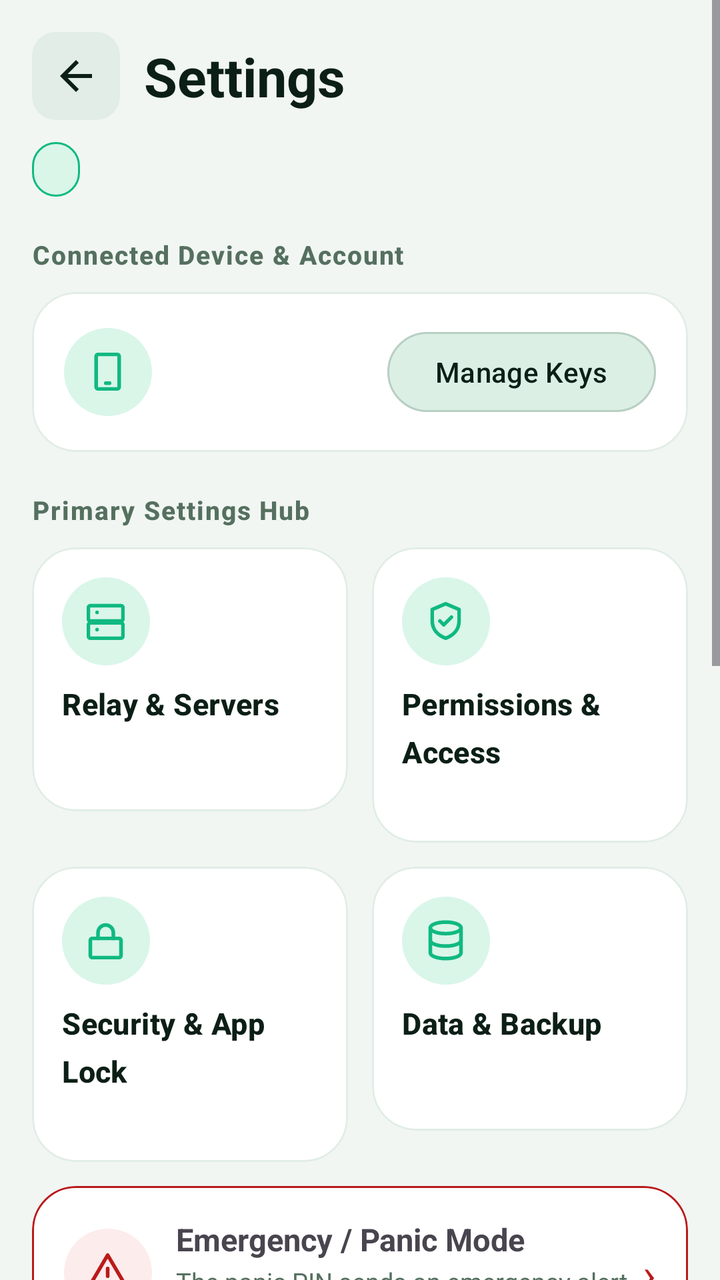
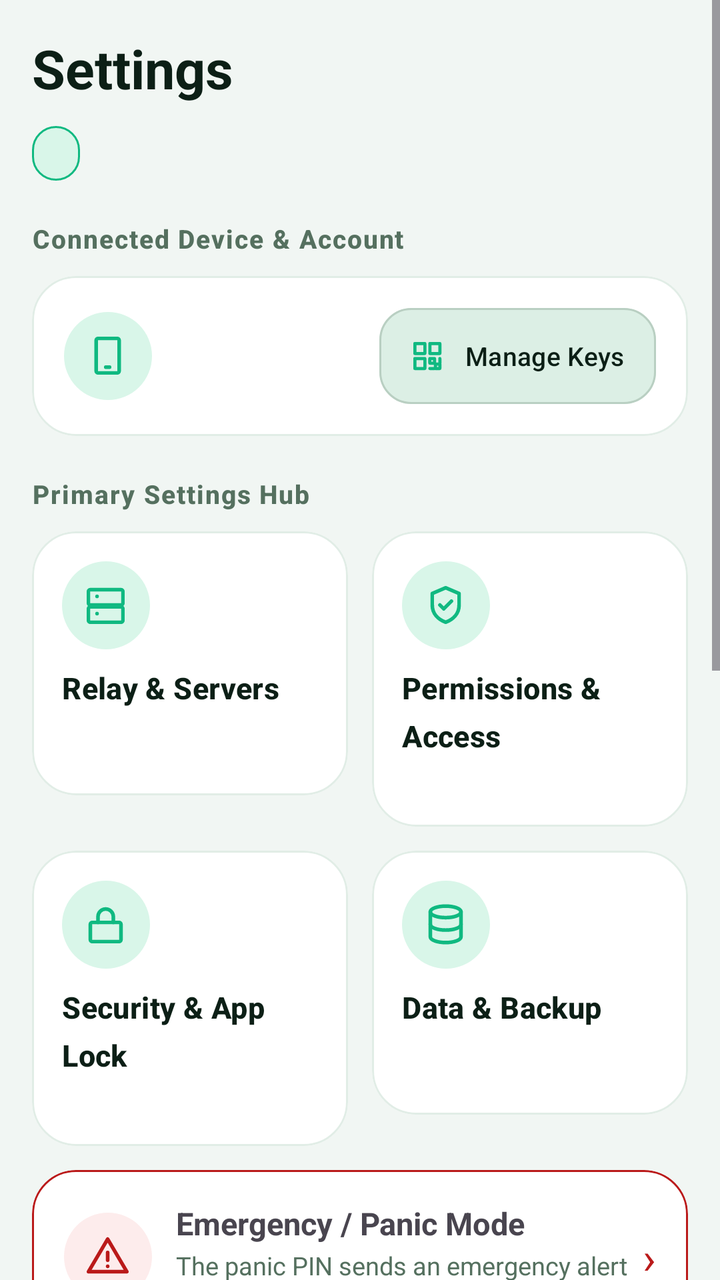

Screens rendered from an Android XML layout before and after an edit, with the pre-edit source and the edit as a unified diff.
<!-- AndroidManifest.xml: application theme Theme.PhoneLink -->
<!-- res/layout/page_settings.xml -->
<?xml version="1.0" encoding="utf-8"?>
<ScrollView xmlns:android="http://schemas.android.com/apk/res/android"
    xmlns:app="http://schemas.android.com/apk/res-auto"
    android:layout_width="match_parent"
    android:layout_height="match_parent">

    <LinearLayout
        android:layout_width="match_parent"
        android:layout_height="wrap_content"
        android:orientation="vertical"
        android:padding="16dp">

        <LinearLayout
            android:layout_width="match_parent"
            android:layout_height="wrap_content"
            android:gravity="center_vertical"
            android:orientation="horizontal">

            <ImageButton
                android:id="@+id/btnSettingsBack"
                android:layout_width="44dp"
                android:layout_height="44dp"
                android:background="@drawable/bg_back_chip"
                android:contentDescription="@string/btn_back"
                android:padding="10dp"
                android:src="@drawable/ic_arrow_back"
                android:tint="?attr/colorOnSurface" />

            <TextView
                style="@style/PL.H1"
                android:layout_width="0dp"
                android:layout_marginStart="12dp"
                android:layout_weight="1"
                android:text="@string/nav_settings" />
        </LinearLayout>

        <TextView
            android:id="@+id/tvSetPill"
            style="@style/PL.Pill"
            android:layout_marginTop="11dp" />

        <TextView
            style="@style/PL.SecTitle"
            android:layout_marginTop="20dp"
            android:layout_marginBottom="10dp"
            android:text="@string/set_device_card" />

        <com.google.android.material.card.MaterialCardView
            android:layout_width="match_parent"
            android:layout_height="wrap_content">

            <LinearLayout
                android:layout_width="match_parent"
                android:layout_height="wrap_content"
                android:gravity="center_vertical"
                android:orientation="horizontal"
                android:padding="16dp">

                <FrameLayout
                    android:layout_width="44dp"
                    android:layout_height="44dp"
                    android:background="@drawable/bg_icon_circle">

                    <ImageView
                        android:layout_width="23dp"
                        android:layout_height="23dp"
                        android:layout_gravity="center"
                        android:contentDescription="@null"
                        android:src="@drawable/ic_phone" />
                </FrameLayout>

                <LinearLayout
                    android:layout_width="0dp"
                    android:layout_height="wrap_content"
                    android:layout_marginStart="12dp"
                    android:layout_weight="1"
                    android:orientation="vertical">

                    <TextView
                        android:id="@+id/tvHubDevice"
                        android:layout_width="match_parent"
                        android:layout_height="wrap_content"
                        android:textSize="15.5sp"
                        android:textStyle="bold" />

                    <TextView
                        android:id="@+id/tvHubDeviceSub"
                        android:layout_width="match_parent"
                        android:layout_height="wrap_content"
                        android:layout_marginTop="3dp"
                        android:textColor="?attr/colorOnSurfaceVariant"
                        android:textSize="12.5sp" />
                </LinearLayout>

                <com.google.android.material.button.MaterialButton
                    android:id="@+id/btnHubKeys"
                    style="@style/PL.BtnGhost"
                    android:layout_width="wrap_content"
                    android:layout_height="wrap_content"
                    android:text="@string/set_manage_keys" />
            </LinearLayout>
        </com.google.android.material.card.MaterialCardView>

        <TextView
            style="@style/PL.SecTitle"
            android:layout_marginTop="20dp"
            android:layout_marginBottom="10dp"
            android:text="@string/set_hub" />

        <LinearLayout
            android:layout_width="match_parent"
            android:layout_height="wrap_content"
            android:orientation="horizontal">

            <com.google.android.material.card.MaterialCardView
                android:id="@+id/tileHubRelay"
                android:layout_width="0dp"
                android:layout_height="wrap_content"
                android:layout_marginEnd="6dp"
                android:layout_weight="1"
                android:clickable="true"
                android:focusable="true">

                <LinearLayout
                    android:layout_width="match_parent"
                    android:layout_height="wrap_content"
                    android:minHeight="132dp"
                    android:orientation="vertical"
                    android:padding="15dp">

                    <FrameLayout
                        android:layout_width="44dp"
                        android:layout_height="44dp"
                        android:background="@drawable/bg_icon_circle">

                        <ImageView
                            android:layout_width="23dp"
                            android:layout_height="23dp"
                            android:layout_gravity="center"
                            android:contentDescription="@null"
                            android:src="@drawable/ic_server" />
                    </FrameLayout>

                    <TextView
                        style="@style/PL.TileTitle"
                        android:layout_marginTop="9dp"
                        android:text="@string/set_relay"
                        android:textSize="15sp" />

                    <TextView
                        android:id="@+id/tvHubRelaySub"
                        android:layout_width="match_parent"
                        android:layout_height="wrap_content"
                        android:layout_marginTop="4dp"
                        android:textColor="?attr/colorOnSurfaceVariant"
                        android:textSize="12sp" />
                </LinearLayout>
            </com.google.android.material.card.MaterialCardView>

            <com.google.android.material.card.MaterialCardView
                android:id="@+id/tileHubPerms"
                android:layout_width="0dp"
                android:layout_height="wrap_content"
                android:layout_marginStart="6dp"
                android:layout_weight="1"
                android:clickable="true"
                android:focusable="true">

                <LinearLayout
                    android:layout_width="match_parent"
                    android:layout_height="wrap_content"
                    android:minHeight="132dp"
                    android:orientation="vertical"
                    android:padding="15dp">

                    <FrameLayout
                        android:layout_width="44dp"
                        android:layout_height="44dp"
                        android:background="@drawable/bg_icon_circle">

                        <ImageView
                            android:layout_width="23dp"
                            android:layout_height="23dp"
                            android:layout_gravity="center"
                            android:contentDescription="@null"
                            android:src="@drawable/ic_shield_check" />
                    </FrameLayout>

                    <TextView
                        style="@style/PL.TileTitle"
                        android:layout_marginTop="9dp"
                        android:text="@string/set_perms"
                        android:textSize="15sp" />

                    <TextView
                        android:id="@+id/tvHubPermsSub"
                        android:layout_width="match_parent"
                        android:layout_height="wrap_content"
                        android:layout_marginTop="4dp"
                        android:textColor="?attr/colorOnSurfaceVariant"
                        android:textSize="12sp" />
                </LinearLayout>
            </com.google.android.material.card.MaterialCardView>
        </LinearLayout>

        <LinearLayout
            android:layout_width="match_parent"
            android:layout_height="wrap_content"
            android:layout_marginTop="12dp"
            android:orientation="horizontal">

            <com.google.android.material.card.MaterialCardView
                android:id="@+id/tileHubSecurity"
                android:layout_width="0dp"
                android:layout_height="wrap_content"
                android:layout_marginEnd="6dp"
                android:layout_weight="1"
                android:clickable="true"
                android:focusable="true">

                <LinearLayout
                    android:layout_width="match_parent"
                    android:layout_height="wrap_content"
                    android:minHeight="132dp"
                    android:orientation="vertical"
                    android:padding="15dp">

                    <FrameLayout
                        android:layout_width="44dp"
                        android:layout_height="44dp"
                        android:background="@drawable/bg_icon_circle">

                        <ImageView
                            android:layout_width="23dp"
                            android:layout_height="23dp"
                            android:layout_gravity="center"
                            android:contentDescription="@null"
                            android:src="@drawable/ic_lock" />
                    </FrameLayout>

                    <TextView
                        style="@style/PL.TileTitle"
                        android:layout_marginTop="9dp"
                        android:text="@string/set_security"
                        android:textSize="15sp" />

                    <TextView
                        android:id="@+id/tvHubSecSub"
                        android:layout_width="match_parent"
                        android:layout_height="wrap_content"
                        android:layout_marginTop="4dp"
                        android:textColor="?attr/colorOnSurfaceVariant"
                        android:textSize="12sp" />
                </LinearLayout>
            </com.google.android.material.card.MaterialCardView>

            <com.google.android.material.card.MaterialCardView
                android:id="@+id/tileHubData"
                android:layout_width="0dp"
                android:layout_height="wrap_content"
                android:layout_marginStart="6dp"
                android:layout_weight="1"
                android:clickable="true"
                android:focusable="true">

                <LinearLayout
                    android:layout_width="match_parent"
                    android:layout_height="wrap_content"
                    android:minHeight="132dp"
                    android:orientation="vertical"
                    android:padding="15dp">

                    <FrameLayout
                        android:layout_width="44dp"
                        android:layout_height="44dp"
                        android:background="@drawable/bg_icon_circle">

                        <ImageView
                            android:layout_width="23dp"
                            android:layout_height="23dp"
                            android:layout_gravity="center"
                            android:contentDescription="@null"
                            android:src="@drawable/ic_db" />
                    </FrameLayout>

                    <TextView
                        style="@style/PL.TileTitle"
                        android:layout_marginTop="9dp"
                        android:text="@string/set_data"
                        android:textSize="15sp" />

                    <TextView
                        android:id="@+id/tvHubDataSub"
                        android:layout_width="match_parent"
                        android:layout_height="wrap_content"
                        android:layout_marginTop="4dp"
                        android:textColor="?attr/colorOnSurfaceVariant"
                        android:textSize="12sp" />
                </LinearLayout>
            </com.google.android.material.card.MaterialCardView>
        </LinearLayout>

        
        <com.google.android.material.card.MaterialCardView
            android:id="@+id/cardHubPanic"
            android:layout_width="match_parent"
            android:layout_height="wrap_content"
            android:layout_marginTop="12dp"
            android:clickable="true"
            android:focusable="true"
            app:strokeColor="?attr/colorError"
            app:strokeWidth="1dp">

            <LinearLayout
                android:layout_width="match_parent"
                android:layout_height="wrap_content"
                android:gravity="center_vertical"
                android:orientation="horizontal"
                android:padding="16dp">

                <FrameLayout
                    android:layout_width="44dp"
                    android:layout_height="44dp"
                    android:background="@drawable/bg_icon_circle_red">

                    <ImageView
                        android:layout_width="23dp"
                        android:layout_height="23dp"
                        android:layout_gravity="center"
                        android:contentDescription="@null"
                        android:src="@drawable/ic_alert_red" />
                </FrameLayout>

                <LinearLayout
                    android:layout_width="0dp"
                    android:layout_height="wrap_content"
                    android:layout_marginStart="12dp"
                    android:layout_weight="1"
                    android:orientation="vertical">

                    <TextView
                        android:layout_width="match_parent"
                        android:layout_height="wrap_content"
                        android:text="@string/set_panic_title"
                        android:textSize="15.5sp"
                        android:textStyle="bold" />

                    <TextView
                        android:layout_width="match_parent"
                        android:layout_height="wrap_content"
                        android:layout_marginTop="2dp"
                        android:text="@string/set_panic_sub"
                        android:textColor="?attr/colorOnSurfaceVariant"
                        android:textSize="12.5sp" />
                </LinearLayout>

                <TextView
                    android:layout_width="wrap_content"
                    android:layout_height="wrap_content"
                    android:text="›"
                    android:textColor="?attr/colorError"
                    android:textSize="22sp" />
            </LinearLayout>
        </com.google.android.material.card.MaterialCardView>

        <TextView
            style="@style/PL.SecTitle"
            android:layout_marginTop="20dp"
            android:layout_marginBottom="10dp"
            android:text="@string/set_forwarding" />

        <com.google.android.material.card.MaterialCardView
            android:id="@+id/cardHubForward"
            android:layout_width="match_parent"
            android:layout_height="wrap_content"
            android:clickable="true"
            android:focusable="true">

            <LinearLayout
                android:layout_width="match_parent"
                android:layout_height="wrap_content"
                android:gravity="center_vertical"
                android:orientation="horizontal"
                android:padding="16dp">

                <FrameLayout
                    android:layout_width="44dp"
                    android:layout_height="44dp"
                    android:background="@drawable/bg_icon_circle">

                    <ImageView
                        android:layout_width="23dp"
                        android:layout_height="23dp"
                        android:layout_gravity="center"
                        android:contentDescription="@null"
                        android:src="@drawable/ic_swap" />
                </FrameLayout>

                <TextView
                    android:id="@+id/tvHubFwd"
                    android:layout_width="0dp"
                    android:layout_height="wrap_content"
                    android:layout_marginStart="12dp"
                    android:layout_weight="1"
                    android:textSize="14sp" />

                <TextView
                    android:layout_width="wrap_content"
                    android:layout_height="wrap_content"
                    android:text="›"
                    android:textColor="?attr/colorOnSurfaceVariant"
                    android:textSize="22sp" />
            </LinearLayout>
        </com.google.android.material.card.MaterialCardView>

        <TextView
            style="@style/PL.SecTitle"
            android:layout_marginTop="20dp"
            android:layout_marginBottom="10dp"
            android:text="@string/set_more" />

        <LinearLayout
            android:layout_width="match_parent"
            android:layout_height="wrap_content"
            android:orientation="horizontal">

            <com.google.android.material.card.MaterialCardView
                android:id="@+id/tileHubGeneral"
                android:layout_width="0dp"
                android:layout_height="wrap_content"
                android:layout_marginEnd="6dp"
                android:layout_weight="1"
                android:clickable="true"
                android:focusable="true">

                <LinearLayout
                    android:layout_width="match_parent"
                    android:layout_height="wrap_content"
                    android:minHeight="104dp"
                    android:orientation="vertical"
                    android:padding="15dp">

                    <FrameLayout
                        android:layout_width="44dp"
                        android:layout_height="44dp"
                        android:background="@drawable/bg_icon_circle">

                        <ImageView
                            android:layout_width="23dp"
                            android:layout_height="23dp"
                            android:layout_gravity="center"
                            android:contentDescription="@null"
                            android:src="@drawable/ic_sliders" />
                    </FrameLayout>

                    <TextView
                        style="@style/PL.TileTitle"
                        android:layout_marginTop="9dp"
                        android:text="@string/cat_general"
                        android:textSize="14.5sp" />
                </LinearLayout>
            </com.google.android.material.card.MaterialCardView>

            <com.google.android.material.card.MaterialCardView
                android:id="@+id/tileHubSmart"
                android:layout_width="0dp"
                android:layout_height="wrap_content"
                android:layout_marginStart="6dp"
                android:layout_weight="1"
                android:clickable="true"
                android:focusable="true">

                <LinearLayout
                    android:layout_width="match_parent"
                    android:layout_height="wrap_content"
                    android:minHeight="104dp"
                    android:orientation="vertical"
                    android:padding="15dp">

                    <FrameLayout
                        android:layout_width="44dp"
                        android:layout_height="44dp"
                        android:background="@drawable/bg_icon_circle">

                        <ImageView
                            android:layout_width="23dp"
                            android:layout_height="23dp"
                            android:layout_gravity="center"
                            android:contentDescription="@null"
                            android:src="@drawable/ic_bulb" />
                    </FrameLayout>

                    <TextView
                        style="@style/PL.TileTitle"
                        android:layout_marginTop="9dp"
                        android:text="@string/cat_smart"
                        android:textSize="14.5sp" />
                </LinearLayout>
            </com.google.android.material.card.MaterialCardView>
        </LinearLayout>

        <LinearLayout
            android:layout_width="match_parent"
            android:layout_height="wrap_content"
            android:layout_marginTop="12dp"
            android:orientation="horizontal">

            <com.google.android.material.card.MaterialCardView
                android:id="@+id/tileHubGroup"
                android:layout_width="0dp"
                android:layout_height="wrap_content"
                android:layout_marginEnd="6dp"
                android:layout_weight="1"
                android:clickable="true"
                android:focusable="true">

                <LinearLayout
                    android:layout_width="match_parent"
                    android:layout_height="wrap_content"
                    android:minHeight="104dp"
                    android:orientation="vertical"
                    android:padding="15dp">

                    <FrameLayout
                        android:layout_width="44dp"
                        android:layout_height="44dp"
                        android:background="@drawable/bg_icon_circle">

                        <ImageView
                            android:layout_width="23dp"
                            android:layout_height="23dp"
                            android:layout_gravity="center"
                            android:contentDescription="@null"
                            android:src="@drawable/ic_users" />
                    </FrameLayout>

                    <TextView
                        style="@style/PL.TileTitle"
                        android:layout_marginTop="9dp"
                        android:text="@string/cat_group"
                        android:textSize="14.5sp" />
                </LinearLayout>
            </com.google.android.material.card.MaterialCardView>

            <com.google.android.material.card.MaterialCardView
                android:id="@+id/tileHubFamily"
                android:layout_width="0dp"
                android:layout_height="wrap_content"
                android:layout_marginStart="6dp"
                android:layout_weight="1"
                android:clickable="true"
                android:focusable="true">

                <LinearLayout
                    android:layout_width="match_parent"
                    android:layout_height="wrap_content"
                    android:minHeight="104dp"
                    android:orientation="vertical"
                    android:padding="15dp">

                    <FrameLayout
                        android:layout_width="44dp"
                        android:layout_height="44dp"
                        android:background="@drawable/bg_icon_circle">

                        <ImageView
                            android:layout_width="23dp"
                            android:layout_height="23dp"
                            android:layout_gravity="center"
                            android:contentDescription="@null"
                            android:src="@drawable/ic_alert" />
                    </FrameLayout>

                    <TextView
                        style="@style/PL.TileTitle"
                        android:layout_marginTop="9dp"
                        android:text="@string/cat_family"
                        android:textSize="14.5sp" />
                </LinearLayout>
            </com.google.android.material.card.MaterialCardView>
        </LinearLayout>

        <TextView
            style="@style/PL.SecTitle"
            android:layout_marginTop="20dp"
            android:layout_marginBottom="10dp"
            android:text="@string/set_diag" />

        <com.google.android.material.card.MaterialCardView
            android:layout_width="match_parent"
            android:layout_height="wrap_content">

            <TextView
                android:id="@+id/tvHubDiag"
                android:layout_width="match_parent"
                android:layout_height="wrap_content"
                android:padding="16dp"
                android:textColor="?attr/colorOnSurfaceVariant"
                android:textSize="12.5sp" />
        </com.google.android.material.card.MaterialCardView>

    </LinearLayout>
</ScrollView>
<!-- resources referenced by this layout -->
<resources>
  <!-- drawable bg_back_chip (drawable) -->
  <?xml version="1.0" encoding="utf-8"?>
  <shape xmlns:android="http://schemas.android.com/apk/res/android"
      android:shape="rectangle">
      <corners android:radius="12dp" />
      <solid android:color="@color/md_surfaceVariant" />
  </shape>
  <!-- drawable ic_arrow_back (drawable) -->
  <vector xmlns:android="http://schemas.android.com/apk/res/android"
      android:width="24dp"
      android:height="24dp"
      android:viewportWidth="24"
      android:viewportHeight="24">
      <path
          android:fillColor="#FF000000"
          android:pathData="M20,11H7.83l5.59,-5.59L12,4l-8,8 8,8 1.41,-1.41L7.83,13H20v-2z" />
  </vector>
  <string name="btn_back">Back</string>
  <string name="cat_smart">Smart control</string>
  <string name="nav_settings">Settings</string>
  <string name="set_data">Data &amp; Backup</string>
  <string name="set_diag">Diagnostics</string>
  <string name="set_more">More Settings</string>
  <style name="PL.BtnGhost" parent="Widget.Material3.Button.OutlinedButton">
          <item name="cornerRadius">100dp</item>
          <item name="backgroundTint">@color/md_btnFill</item>
          <item name="strokeColor">?attr/colorOutline</item>
          <item name="android:textColor">?attr/colorOnSurface</item>
      </style>
  <style name="PL.TileTitle" parent="TextAppearance.Material3.TitleMedium">
          <item name="android:layout_width">match_parent</item>
          <item name="android:layout_height">wrap_content</item>
          <item name="android:textSize">16sp</item>
          <item name="android:textStyle">bold</item>
          <item name="android:textColor">?attr/colorOnSurface</item>
      </style>
  <color name="md_surfaceVariant">#E1EDE6</color>
  <color name="pl_mint">#10B981</color>
  <color name="md_error">#BA1A1A</color>
  <color name="md_btnFill">#DCEFE5</color>
  <color name="md_primary">#10B981</color>
  <color name="md_onPrimary">#FFFFFF</color>
  <color name="md_primaryContainer">#D9F6E9</color>
  <color name="md_secondary">#52665C</color>
  <color name="md_onSecondary">#FFFFFF</color>
  <color name="md_secondaryContainer">#E6EFEA</color>
  <color name="md_background">#F1F6F3</color>
  <color name="md_onBackground">#0C1F16</color>
  <color name="md_surface">#FFFFFF</color>
  <color name="md_onSurface">#0C1F16</color>
  <color name="md_onSurfaceVariant">#55705F</color>
  <color name="md_surfaceContainer">#EAF3EE</color>
  <color name="md_outline">#B9CFC2</color>
  <style name="PL.BtnFilled" parent="Widget.Material3.Button">
          <item name="cornerRadius">14dp</item>
      </style>
  <style name="PL.BtnOutlined" parent="Widget.Material3.Button.OutlinedButton">
          <item name="cornerRadius">14dp</item>
      </style>
  <color name="md_onError">#FFFFFF</color>
  <color name="md_errorContainer">#FDECEC</color>
  <!-- unchanged entries left out for length: 34 -->
</resources>

<!-- the commit's change to res/layout/page_settings.xml (unified diff, before → after) -->
@@ -10,29 +10,12 @@
         android:orientation="vertical"
         android:padding="16dp">
 
-        <LinearLayout
-            android:layout_width="match_parent"
-            android:layout_height="wrap_content"
-            android:gravity="center_vertical"
-            android:orientation="horizontal">
-
-            <ImageButton
-                android:id="@+id/btnSettingsBack"
-                android:layout_width="44dp"
-                android:layout_height="44dp"
-                android:background="@drawable/bg_back_chip"
-                android:contentDescription="@string/btn_back"
-                android:padding="10dp"
-                android:src="@drawable/ic_arrow_back"
-                android:tint="?attr/colorOnSurface" />
-
-            <TextView
-                style="@style/PL.H1"
-                android:layout_width="0dp"
-                android:layout_marginStart="12dp"
-                android:layout_weight="1"
-                android:text="@string/nav_settings" />
-        </LinearLayout>
+        
+        <TextView
+            style="@style/PL.H1"
+            android:layout_width="wrap_content"
+            android:layout_height="wrap_content"
+            android:text="@string/nav_settings" />
 
         <TextView
             android:id="@+id/tvSetPill"
@@ -97,7 +80,8 @@
                     style="@style/PL.BtnGhost"
                     android:layout_width="wrap_content"
                     android:layout_height="wrap_content"
-                    android:text="@string/set_manage_keys" />
+                    android:text="@string/set_manage_keys"
+                    app:icon="@drawable/ic_qr" />
             </LinearLayout>
         </com.google.android.material.card.MaterialCardView>
 
<!-- resource entries referenced after the edit -->
@@ -1,33 +1,30 @@
 <!-- resources referenced by this layout -->
 <resources>
-  <!-- drawable bg_back_chip (drawable) -->
-  <?xml version="1.0" encoding="utf-8"?>
-  <shape xmlns:android="http://schemas.android.com/apk/res/android"
-      android:shape="rectangle">
-      <corners android:radius="12dp" />
-      <solid android:color="@color/md_surfaceVariant" />
-  </shape>
-  <!-- drawable ic_arrow_back (drawable) -->
-  <vector xmlns:android="http://schemas.android.com/apk/res/android"
-      android:width="24dp"
-      android:height="24dp"
-      android:viewportWidth="24"
-      android:viewportHeight="24">
-      <path
-          android:fillColor="#FF000000"
-          android:pathData="M20,11H7.83l5.59,-5.59L12,4l-8,8 8,8 1.41,-1.41L7.83,13H20v-2z" />
-  </vector>
-  <string name="btn_back">Back</string>
+  <!-- drawable ic_qr: vector/xml drawable (drawable, 2052 chars, omitted) -->
   <string name="cat_smart">Smart control</string>
   <string name="nav_settings">Settings</string>
   <string name="set_data">Data &amp; Backup</string>
   <string name="set_diag">Diagnostics</string>
   <string name="set_more">More Settings</string>
   <style name="PL.BtnGhost" parent="Widget.Material3.Button.OutlinedButton">
-          <item name="cornerRadius">100dp</item>
+          <item name="cornerRadius">16dp</item>
           <item name="backgroundTint">@color/md_btnFill</item>
           <item name="strokeColor">?attr/colorOutline</item>
           <item name="android:textColor">?attr/colorOnSurface</item>
+          <item name="android:minHeight">48dp</item>
+          <item name="android:insetTop">0dp</item>
+          <item name="android:insetBottom">0dp</item>
+          <item name="android:paddingStart">14dp</item>
+          <item name="android:paddingEnd">14dp</item>
+          <item name="android:textSize">13.5sp</item>
+          <item name="android:maxLines">2</item>
+          <item name="android:ellipsize">end</item>
+          <item name="autoSizeTextType">uniform</item>
+          <item name="autoSizeMinTextSize">11sp</item>
+          <item name="autoSizeMaxTextSize">13.5sp</item>
+          <item name="autoSizeStepGranularity">1sp</item>
+          <item name="iconSize">20dp</item>
+          <item name="iconPadding">7dp</item>
       </style>
   <style name="PL.TileTitle" parent="TextAppearance.Material3.TitleMedium">
           <item name="android:layout_width">match_parent</item>
@@ -35,6 +32,12 @@
           <item name="android:textSize">16sp</item>
           <item name="android:textStyle">bold</item>
           <item name="android:textColor">?attr/colorOnSurface</item>
+          <item name="android:maxLines">2</item>
+          <item name="android:ellipsize">end</item>
+          <item name="autoSizeTextType">uniform</item>
+          <item name="autoSizeMinTextSize">11sp</item>
+          <item name="autoSizeMaxTextSize">16sp</item>
+          <item name="autoSizeStepGranularity">1sp</item>
       </style>
   <color name="md_surfaceVariant">#E1EDE6</color>
   <color name="pl_mint">#10B981</color>
@@ -54,10 +57,26 @@
   <color name="md_surfaceContainer">#EAF3EE</color>
   <color name="md_outline">#B9CFC2</color>
   <style name="PL.BtnFilled" parent="Widget.Material3.Button">
-          <item name="cornerRadius">14dp</item>
+          <item name="cornerRadius">15dp</item>
+          <item name="android:minHeight">48dp</item>
+          <item name="android:insetTop">0dp</item>
+          <item name="android:insetBottom">0dp</item>
+          <item name="android:paddingStart">16dp</item>
+          <item name="android:paddingEnd">16dp</item>
+          <item name="android:textSize">13.5sp</item>
+          <item name="android:maxLines">1</item>
+          <item name="android:ellipsize">end</item>
+          <item name="iconSize">20dp</item>
+          <item name="iconPadding">7dp</item>
       </style>
   <style name="PL.BtnOutlined" parent="Widget.Material3.Button.OutlinedButton">
-          <item name="cornerRadius">14dp</item>
+          <item name="cornerRadius">15dp</item>
+          <item name="android:minHeight">48dp</item>
+          <item name="android:insetTop">0dp</item>
+          <item name="android:insetBottom">0dp</item>
+          <item name="android:textSize">13.5sp</item>
+          <item name="android:maxLines">1</item>
+          <item name="android:ellipsize">end</item>
       </style>
   <color name="md_onError">#FFFFFF</color>
   <color name="md_errorContainer">#FDECEC</color>
